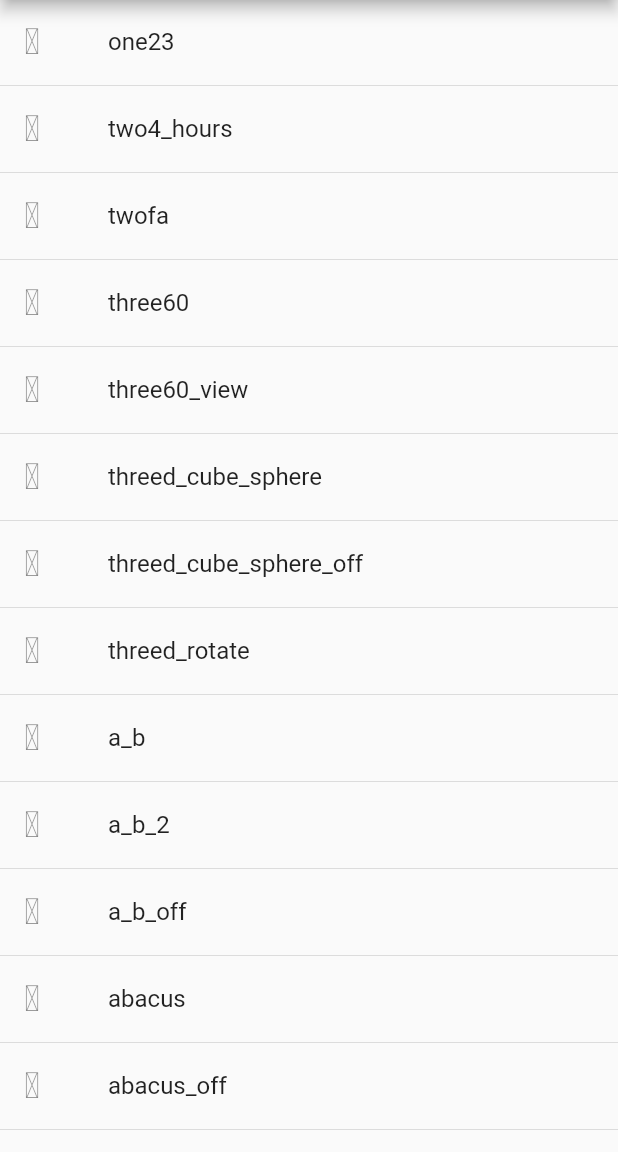
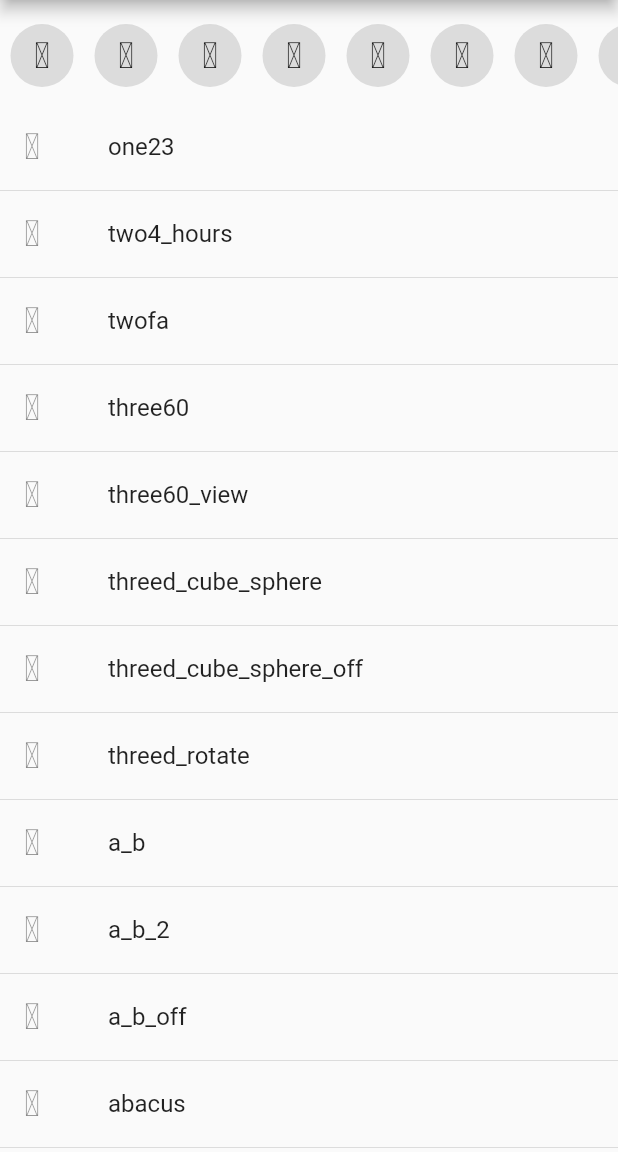
Before and after one commit to yenyen0318/tabler_icons_for_flutter, a Flutter app: the screen it shows after launch, on a phone screen of 412 x 824 dp, the part 84-1236 px from its top. Run offline on Flutter 3.47's test engine with Material 2 defaults, Android fonts, the phone set to English and light mode, and no system bars.

Commit message:
feat: update example show newest icon

```diff
--- a/example/lib/main.dart
+++ b/example/lib/main.dart
@@ -23,11 +23,66 @@ class HomePage extends StatelessWidget {
 
   @override
   Widget build(BuildContext context) {
+    List<IconData> newIcon = [
+      TablerIcons.backslash,
+      TablerIcons.rewind_backward_10,
+      TablerIcons.rewind_backward_15,
+      TablerIcons.rewind_backward_20,
+      TablerIcons.rewind_backward_30,
+      TablerIcons.rewind_backward_40,
+      TablerIcons.rewind_backward_5,
+      TablerIcons.rewind_backward_50,
+      TablerIcons.rewind_backward_60,
+      TablerIcons.rewind_forward_10,
+      TablerIcons.rewind_forward_15,
+      TablerIcons.rewind_forward_20,
+      TablerIcons.rewind_forward_30,
+      TablerIcons.rewind_forward_40,
+      TablerIcons.rewind_forward_5,
+      TablerIcons.rewind_forward_50,
+      TablerIcons.rewind_forward_60,
+      TablerIcons.skateboarding
+    ];
+
     return Scaffold(
         appBar: AppBar(
           title: const Text('tabler icons demo'),
         ),
-        body: ListView.builder(
+        body: Column(crossAxisAlignment: CrossAxisAlignment.start, children: [
+          const SizedBox(
+            height: 12,
+          ),
+          SizedBox(
+            height: 50,
+            child: ListView.builder(
+              scrollDirection: Axis.horizontal,
+              itemCount: newIcon.length,
+              itemBuilder: (BuildContext context, int index) {
+                return Padding(
+                  padding: const EdgeInsets.all(4),
+                  child: Container(
+                    height: 48,
+                    width: 48,
+                    decoration: const BoxDecoration(
+                      color: Colors.black12,
+                      shape: BoxShape.circle,
+                    ),
+                    child: Center(
+                      child: TablerIcon(
+                        newIcon[index],
+                        size: 24,
+                      ),
+                    ),
+                  ),
+                );
+              },
+            ),
+          ),
+          const SizedBox(
+            height: 8,
+          ),
+          Expanded(
+            child: ListView.builder(
               itemCount: TablerIcons.all.length,
               itemBuilder: (BuildContext context, int index) {
                 String key = TablerIcons.all.keys.elementAt(index);
@@ -47,6 +102,8 @@ class HomePage extends StatelessWidget {
                   ],
                 );
               },
-        ));
+            ),
+          ),
+        ]));
   }
 }
```
Lines whose indentation alone changed are shown as unchanged.
